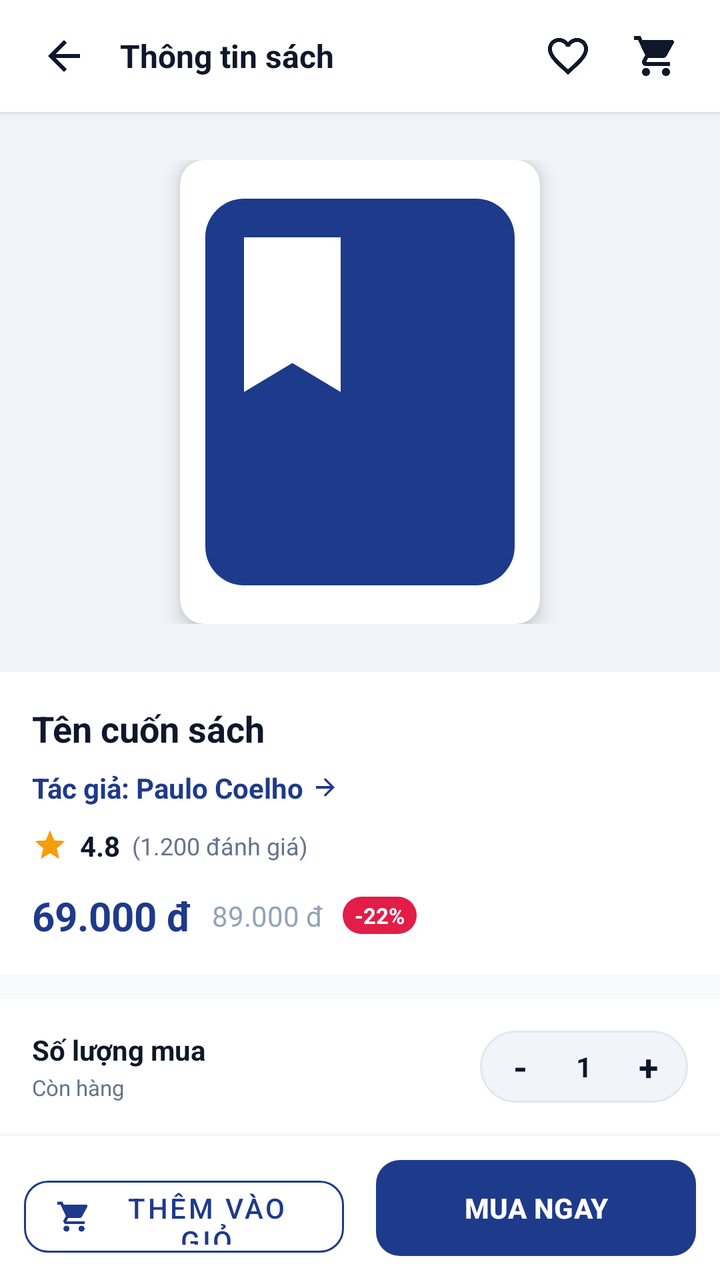
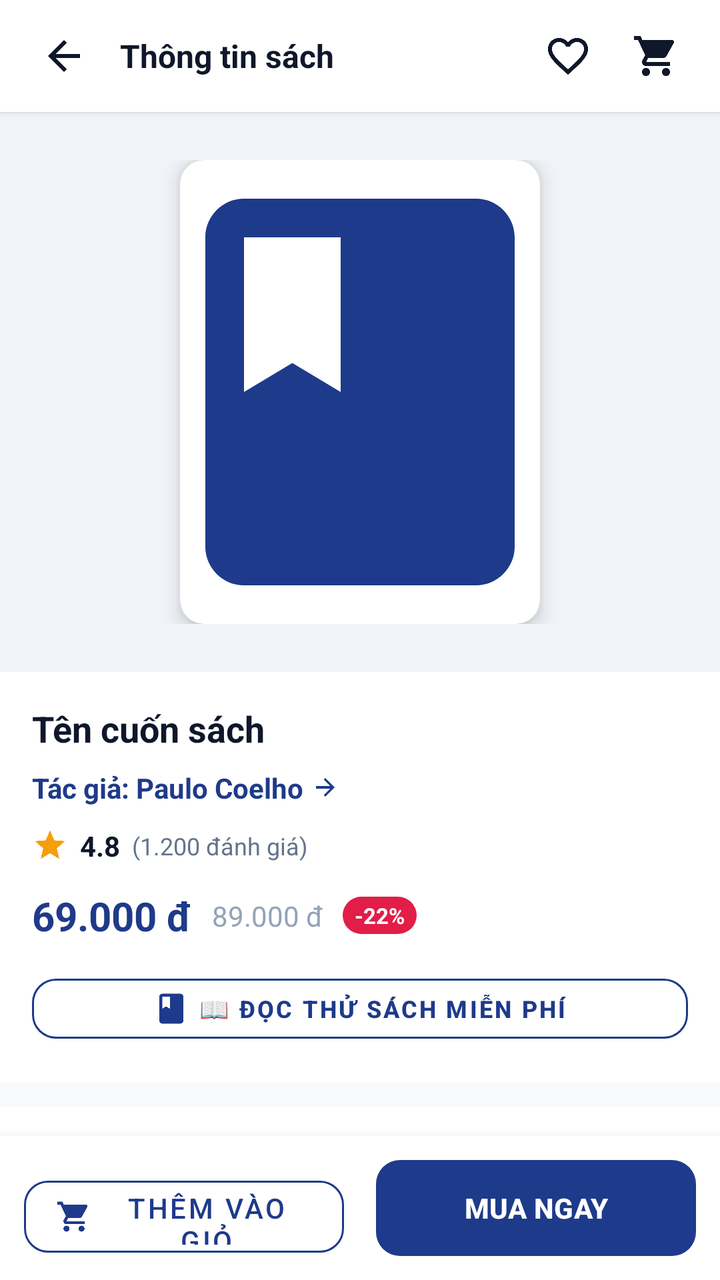

Two renders of the same Android screen: before a commit and after it. Below are the layout's source before the change and the commit's diff.
<!-- AndroidManifest.xml: application theme Theme.Book_selling_app -->
<!-- res/layout/activity_book_detail.xml -->
<?xml version="1.0" encoding="utf-8"?>
<androidx.constraintlayout.widget.ConstraintLayout xmlns:android="http://schemas.android.com/apk/res/android"
    xmlns:app="http://schemas.android.com/apk/res-auto"
    xmlns:tools="http://schemas.android.com/tools"
    android:layout_width="match_parent"
    android:layout_height="match_parent"
    android:background="@color/background"
    tools:context=".BookDetailActivity"
    tools:ignore="HardcodedText,ContentDescription">

    
    <LinearLayout
        android:id="@+id/layoutDetailHeader"
        android:layout_width="0dp"
        android:layout_height="56dp"
        android:background="@color/surface"
        android:elevation="2dp"
        android:gravity="center_vertical"
        android:orientation="horizontal"
        android:paddingStart="12dp"
        android:paddingEnd="12dp"
        app:layout_constraintEnd_toEndOf="parent"
        app:layout_constraintStart_toStartOf="parent"
        app:layout_constraintTop_toTopOf="parent">

        <ImageButton
            android:id="@+id/btnBack"
            android:layout_width="40dp"
            android:layout_height="40dp"
            android:background="?attr/selectableItemBackgroundBorderless"
            android:contentDescription="@null"
            android:src="@drawable/ic_arrow_back"
            app:tint="@color/text_primary" />

        <TextView
            android:layout_width="0dp"
            android:layout_height="wrap_content"
            android:layout_marginStart="8dp"
            android:layout_weight="1"
            android:text="Thông tin sách"
            android:textColor="@color/text_primary"
            android:textSize="@dimen/text_lg"
            android:textStyle="bold" />

        <ImageButton
            android:id="@+id/btnFavorite"
            android:layout_width="40dp"
            android:layout_height="40dp"
            android:background="?attr/selectableItemBackgroundBorderless"
            android:contentDescription="@null"
            android:src="@drawable/ic_favorite_border"
            app:tint="@color/text_primary" />

        <ImageButton
            android:id="@+id/btnCart"
            android:layout_width="40dp"
            android:layout_height="40dp"
            android:layout_marginStart="4dp"
            android:background="?attr/selectableItemBackgroundBorderless"
            android:contentDescription="@null"
            android:src="@drawable/ic_nav_cart"
            app:tint="@color/text_primary" />
    </LinearLayout>

    
    <androidx.core.widget.NestedScrollView
        android:id="@+id/scrollBookDetail"
        android:layout_width="0dp"
        android:layout_height="0dp"
        android:fillViewport="true"
        app:layout_constraintBottom_toTopOf="@+id/layoutDetailBottomBar"
        app:layout_constraintEnd_toEndOf="parent"
        app:layout_constraintStart_toStartOf="parent"
        app:layout_constraintTop_toBottomOf="@+id/layoutDetailHeader">

        <LinearLayout
            android:layout_width="match_parent"
            android:layout_height="wrap_content"
            android:orientation="vertical"
            android:paddingBottom="24dp">

            
            <FrameLayout
                android:layout_width="match_parent"
                android:layout_height="280dp"
                android:background="@color/surface_variant"
                android:padding="24dp">

                <androidx.cardview.widget.CardView
                    android:layout_width="180dp"
                    android:layout_height="match_parent"
                    android:layout_gravity="center"
                    app:cardCornerRadius="@dimen/radius_md"
                    app:cardElevation="6dp">

                    <ImageView
                        android:id="@+id/imgBookDetailCover"
                        android:layout_width="match_parent"
                        android:layout_height="match_parent"
                        android:contentDescription="@null"
                        android:scaleType="centerCrop"
                        android:src="@drawable/ic_book" />
                </androidx.cardview.widget.CardView>
            </FrameLayout>

            
            <LinearLayout
                android:layout_width="match_parent"
                android:layout_height="wrap_content"
                android:background="@color/surface"
                android:orientation="vertical"
                android:padding="16dp">

                <TextView
                    android:id="@+id/tvDetailTitle"
                    android:layout_width="match_parent"
                    android:layout_height="wrap_content"
                    android:text="Tên cuốn sách"
                    android:textColor="@color/text_primary"
                    android:textSize="@dimen/text_xl"
                    android:textStyle="bold" />

                
                <LinearLayout
                    android:id="@+id/layoutAuthorClick"
                    android:layout_width="wrap_content"
                    android:layout_height="wrap_content"
                    android:layout_marginTop="6dp"
                    android:background="?attr/selectableItemBackground"
                    android:gravity="center_vertical"
                    android:orientation="horizontal"
                    android:paddingTop="2dp"
                    android:paddingBottom="2dp">

                    <TextView
                        android:id="@+id/tvDetailAuthor"
                        android:layout_width="wrap_content"
                        android:layout_height="wrap_content"
                        android:text="Tác giả: Paulo Coelho"
                        android:textColor="@color/primary"
                        android:textSize="@dimen/text_md"
                        android:textStyle="bold" />

                    <ImageView
                        android:layout_width="14dp"
                        android:layout_height="14dp"
                        android:layout_marginStart="4dp"
                        android:contentDescription="@null"
                        android:rotation="180"
                        android:src="@drawable/ic_arrow_back"
                        app:tint="@color/primary" />
                </LinearLayout>

                
                <LinearLayout
                    android:layout_width="match_parent"
                    android:layout_height="wrap_content"
                    android:layout_marginTop="8dp"
                    android:gravity="center_vertical"
                    android:orientation="horizontal">

                    <ImageView
                        android:layout_width="18dp"
                        android:layout_height="18dp"
                        android:contentDescription="@null"
                        android:src="@drawable/ic_star"
                        app:tint="@color/rating_star" />

                    <TextView
                        android:id="@+id/tvDetailRating"
                        android:layout_width="wrap_content"
                        android:layout_height="wrap_content"
                        android:layout_marginStart="6dp"
                        android:text="4.8"
                        android:textColor="@color/text_primary"
                        android:textSize="@dimen/text_md"
                        android:textStyle="bold" />

                    <TextView
                        android:id="@+id/tvDetailReviews"
                        android:layout_width="wrap_content"
                        android:layout_height="wrap_content"
                        android:layout_marginStart="6dp"
                        android:text="(1.200 đánh giá)"
                        android:textColor="@color/text_secondary"
                        android:textSize="@dimen/text_sm" />
                </LinearLayout>

                
                <LinearLayout
                    android:layout_width="match_parent"
                    android:layout_height="wrap_content"
                    android:layout_marginTop="12dp"
                    android:gravity="center_vertical"
                    android:orientation="horizontal">

                    <TextView
                        android:id="@+id/tvDetailPrice"
                        android:layout_width="wrap_content"
                        android:layout_height="wrap_content"
                        android:text="69.000 đ"
                        android:textColor="@color/primary"
                        android:textSize="@dimen/text_2xl"
                        android:textStyle="bold" />

                    <TextView
                        android:id="@+id/tvDetailOriginalPrice"
                        android:layout_width="wrap_content"
                        android:layout_height="wrap_content"
                        android:layout_marginStart="10dp"
                        android:text="89.000 đ"
                        android:textColor="@color/text_muted"
                        android:textSize="@dimen/text_md" />

                    <TextView
                        android:id="@+id/tvDetailDiscount"
                        android:layout_width="wrap_content"
                        android:layout_height="wrap_content"
                        android:layout_marginStart="10dp"
                        android:background="@drawable/bg_badge_discount"
                        android:text="-22%"
                        android:textColor="@color/white"
                        android:textSize="@dimen/text_xs"
                        android:textStyle="bold" />
                </LinearLayout>

            </LinearLayout>

            
            <LinearLayout
                android:id="@+id/layoutQuantitySelector"
                android:layout_width="match_parent"
                android:layout_height="wrap_content"
                android:layout_marginTop="12dp"
                android:background="@color/surface"
                android:gravity="center_vertical"
                android:orientation="horizontal"
                android:padding="16dp">

                <LinearLayout
                    android:layout_width="0dp"
                    android:layout_height="wrap_content"
                    android:layout_weight="1"
                    android:orientation="vertical">

                    <TextView
                        android:layout_width="wrap_content"
                        android:layout_height="wrap_content"
                        android:text="Số lượng mua"
                        android:textColor="@color/text_primary"
                        android:textSize="@dimen/text_md"
                        android:textStyle="bold" />

                    <TextView
                        android:id="@+id/tvDetailStockStatus"
                        android:layout_width="wrap_content"
                        android:layout_height="wrap_content"
                        android:layout_marginTop="2dp"
                        android:text="Còn hàng"
                        android:textColor="@color/text_secondary"
                        android:textSize="@dimen/text_xs" />
                </LinearLayout>

                <LinearLayout
                    android:id="@+id/layoutQuantityCounter"
                    android:layout_width="wrap_content"
                    android:layout_height="36dp"
                    android:background="@drawable/bg_search_bar"
                    android:gravity="center_vertical"
                    android:orientation="horizontal"
                    android:paddingStart="6dp"
                    android:paddingEnd="6dp">

                    <TextView
                        android:id="@+id/btnDetailMinus"
                        android:layout_width="28dp"
                        android:layout_height="match_parent"
                        android:clickable="true"
                        android:focusable="true"
                        android:gravity="center"
                        android:text="-"
                        android:textColor="@color/text_primary"
                        android:textSize="@dimen/text_xl"
                        android:textStyle="bold" />

                    <TextView
                        android:id="@+id/tvDetailQuantity"
                        android:layout_width="36dp"
                        android:layout_height="match_parent"
                        android:gravity="center"
                        android:text="1"
                        android:textColor="@color/text_primary"
                        android:textSize="@dimen/text_md"
                        android:textStyle="bold" />

                    <TextView
                        android:id="@+id/btnDetailPlus"
                        android:layout_width="28dp"
                        android:layout_height="match_parent"
                        android:clickable="true"
                        android:focusable="true"
                        android:gravity="center"
                        android:text="+"
                        android:textColor="@color/text_primary"
                        android:textSize="@dimen/text_xl"
                        android:textStyle="bold" />
                </LinearLayout>

            </LinearLayout>

            
            <LinearLayout
                android:layout_width="match_parent"
                android:layout_height="wrap_content"
                android:layout_marginTop="12dp"
                android:background="@color/surface"
                android:orientation="vertical"
                android:padding="16dp">

                <TextView
                    android:layout_width="wrap_content"
                    android:layout_height="wrap_content"
                    android:text="Mô tả nội dung"
                    android:textColor="@color/text_primary"
                    android:textSize="@dimen/text_lg"
                    android:textStyle="bold" />

                <TextView
                    android:id="@+id/tvDetailDescription"
                    android:layout_width="match_parent"
                    android:layout_height="wrap_content"
                    android:layout_marginTop="8dp"
                    android:lineSpacingExtra="4dp"
                    android:text="Mô tả chi tiết nội dung cuốn sách..."
                    android:textColor="@color/text_secondary"
                    android:textSize="@dimen/text_md" />

            </LinearLayout>

            
            <LinearLayout
                android:id="@+id/layoutAuthorBooksSection"
                android:layout_width="match_parent"
                android:layout_height="wrap_content"
                android:layout_marginTop="12dp"
                android:background="@color/surface"
                android:orientation="vertical"
                android:paddingTop="16dp"
                android:paddingBottom="16dp">

                <LinearLayout
                    android:layout_width="match_parent"
                    android:layout_height="wrap_content"
                    android:gravity="center_vertical"
                    android:orientation="horizontal"
                    android:paddingStart="16dp"
                    android:paddingEnd="16dp">

                    <TextView
                        android:layout_width="0dp"
                        android:layout_height="wrap_content"
                        android:layout_weight="1"
                        android:text="Sách cùng tác giả"
                        android:textColor="@color/text_primary"
                        android:textSize="@dimen/text_lg"
                        android:textStyle="bold" />

                    <TextView
                        android:id="@+id/btnViewAllAuthorBooks"
                        android:layout_width="wrap_content"
                        android:layout_height="wrap_content"
                        android:background="?attr/selectableItemBackground"
                        android:padding="4dp"
                        android:text="Xem tất cả &gt;"
                        android:textColor="@color/primary"
                        android:textSize="@dimen/text_sm"
                        android:textStyle="bold" />
                </LinearLayout>

                <androidx.recyclerview.widget.RecyclerView
                    android:id="@+id/rvAuthorRelatedBooks"
                    android:layout_width="match_parent"
                    android:layout_height="wrap_content"
                    android:layout_marginTop="10dp"
                    android:clipToPadding="false"
                    android:orientation="horizontal"
                    android:paddingStart="12dp"
                    android:paddingEnd="12dp" />

            </LinearLayout>

            
            <LinearLayout
                android:id="@+id/layoutReviewsSection"
                android:layout_width="match_parent"
                android:layout_height="wrap_content"
                android:layout_marginTop="12dp"
                android:background="@color/surface"
                android:orientation="vertical"
                android:padding="16dp">

                <LinearLayout
                    android:layout_width="match_parent"
                    android:layout_height="wrap_content"
                    android:gravity="center_vertical"
                    android:orientation="horizontal">

                    <TextView
                        android:layout_width="0dp"
                        android:layout_height="wrap_content"
                        android:layout_weight="1"
                        android:text="Đánh giá &amp; Nhận xét"
                        android:textColor="@color/text_primary"
                        android:textSize="@dimen/text_lg"
                        android:textStyle="bold" />

                    <com.google.android.material.button.MaterialButton
                        android:id="@+id/btnWriteReview"
                        style="@style/Widget.MaterialComponents.Button.OutlinedButton"
                        android:layout_width="wrap_content"
                        android:layout_height="36dp"
                        android:paddingStart="12dp"
                        android:paddingEnd="12dp"
                        android:text="Viết đánh giá"
                        android:textColor="@color/primary"
                        android:textSize="@dimen/text_xs"
                        app:cornerRadius="@dimen/radius_md"
                        app:strokeColor="@color/primary" />
                </LinearLayout>

                
                <com.google.android.material.card.MaterialCardView
                    android:layout_width="match_parent"
                    android:layout_height="wrap_content"
                    android:layout_marginTop="12dp"
                    app:cardBackgroundColor="@color/surface_variant"
                    app:cardCornerRadius="@dimen/radius_md"
                    app:cardElevation="0dp">

                    <LinearLayout
                        android:layout_width="match_parent"
                        android:layout_height="wrap_content"
                        android:gravity="center"
                        android:orientation="vertical"
                        android:padding="16dp">

                        <TextView
                            android:id="@+id/tvOverviewRatingScore"
                            android:layout_width="wrap_content"
                            android:layout_height="wrap_content"
                            android:text="5.0"
                            android:textColor="@color/text_primary"
                            android:textSize="32sp"
                            android:textStyle="bold" />

                        <RatingBar
                            android:id="@+id/ratingBarOverview"
                            style="?android:attr/ratingBarStyleSmall"
                            android:layout_width="wrap_content"
                            android:layout_height="wrap_content"
                            android:layout_marginTop="4dp"
                            android:isIndicator="true"
                            android:numStars="5"
                            android:progressTint="@color/rating_star"
                            android:rating="5"
                            android:secondaryProgressTint="@color/rating_star"
                            android:stepSize="0.5" />

                        <TextView
                            android:id="@+id/tvOverviewReviewCount"
                            android:layout_width="wrap_content"
                            android:layout_height="wrap_content"
                            android:layout_marginTop="4dp"
                            android:text="Dựa trên 0 nhận xét từ độc giả"
                            android:textColor="@color/text_secondary"
                            android:textSize="@dimen/text_xs" />
                    </LinearLayout>
                </com.google.android.material.card.MaterialCardView>

                
                <androidx.recyclerview.widget.RecyclerView
                    android:id="@+id/rvBookReviews"
                    android:layout_width="match_parent"
                    android:layout_height="wrap_content"
                    android:layout_marginTop="12dp"
                    android:nestedScrollingEnabled="false" />

                
                <TextView
                    android:id="@+id/tvEmptyReviews"
                    android:layout_width="match_parent"
                    android:layout_height="wrap_content"
                    android:layout_marginTop="16dp"
                    android:gravity="center"
                    android:padding="16dp"
                    android:text="Chưa có nhận xét nào cho sách này. Hãy là người đầu tiên chia sẻ cảm nhận!"
                    android:textColor="@color/text_muted"
                    android:textSize="@dimen/text_sm"
                    android:visibility="gone" />

            </LinearLayout>

        </LinearLayout>

    </androidx.core.widget.NestedScrollView>

    
    <LinearLayout
        android:id="@+id/layoutDetailBottomBar"
        android:layout_width="0dp"
        android:layout_height="wrap_content"
        android:background="@color/surface"
        android:elevation="8dp"
        android:orientation="horizontal"
        android:padding="12dp"
        app:layout_constraintBottom_toBottomOf="parent"
        app:layout_constraintEnd_toEndOf="parent"
        app:layout_constraintStart_toStartOf="parent">

        
        <com.google.android.material.button.MaterialButton
            android:id="@+id/btnAddToCart"
            style="@style/Widget.MaterialComponents.Button.OutlinedButton"
            android:layout_width="0dp"
            android:layout_height="@dimen/button_height"
            android:layout_marginEnd="8dp"
            android:layout_weight="1"
            android:text="Thêm vào giỏ"
            android:textColor="@color/primary"
            app:cornerRadius="@dimen/radius_md"
            app:icon="@drawable/ic_nav_cart"
            app:iconTint="@color/primary"
            app:strokeColor="@color/primary" />

        
        <com.google.android.material.button.MaterialButton
            android:id="@+id/btnBuyNow"
            android:layout_width="0dp"
            android:layout_height="@dimen/button_height"
            android:layout_marginStart="8dp"
            android:layout_weight="1"
            android:background="@drawable/bg_button_primary"
            android:text="MUA NGAY"
            android:textColor="@color/white"
            android:textSize="@dimen/text_md"
            android:textStyle="bold"
            app:backgroundTint="@color/primary"
            app:cornerRadius="@dimen/radius_md" />

    </LinearLayout>

</androidx.constraintlayout.widget.ConstraintLayout>
<!-- resources referenced by this layout -->
<resources>
  <color name="background">#F8FAFC</color>
  <color name="primary">#1E3A8A</color>
  <color name="rating_star">#F59E0B</color>
  <color name="surface">#FFFFFF</color>
  <color name="surface_variant">#F1F5F9</color>
  <color name="text_muted">#94A3B8</color>
  <color name="text_primary">#0F172A</color>
  <color name="text_secondary">#64748B</color>
  <color name="white">#FFFFFFFF</color>
  <dimen name="button_height">48dp</dimen>
  <dimen name="radius_md">12dp</dimen>
  <dimen name="text_2xl">20sp</dimen>
  <dimen name="text_lg">16sp</dimen>
  <dimen name="text_md">14sp</dimen>
  <dimen name="text_sm">12sp</dimen>
  <dimen name="text_xl">18sp</dimen>
  <dimen name="text_xs">11sp</dimen>
  <!-- drawable bg_badge_discount (drawable) -->
  <?xml version="1.0" encoding="utf-8"?>
  <shape xmlns:android="http://schemas.android.com/apk/res/android"
      android:shape="rectangle">
      <solid android:color="@color/status_discount" />
      <corners android:radius="@dimen/radius_pill" />
      <padding
          android:left="6dp"
          android:top="2dp"
          android:right="6dp"
          android:bottom="2dp" />
  </shape>
  <!-- drawable bg_button_primary (drawable) -->
  <?xml version="1.0" encoding="utf-8"?>
  <ripple xmlns:android="http://schemas.android.com/apk/res/android"
      android:color="#33FFFFFF">
      <item>
          <shape android:shape="rectangle">
              <solid android:color="@color/primary" />
              <corners android:radius="@dimen/radius_md" />
          </shape>
      </item>
  </ripple>
  <!-- drawable bg_search_bar (drawable) -->
  <?xml version="1.0" encoding="utf-8"?>
  <shape xmlns:android="http://schemas.android.com/apk/res/android"
      android:shape="rectangle">
      <solid android:color="@color/surface_variant" />
      <stroke android:width="1dp" android:color="@color/border_subtle" />
      <corners android:radius="@dimen/radius_pill" />
  </shape>
  <!-- drawable ic_arrow_back (drawable) -->
  <vector xmlns:android="http://schemas.android.com/apk/res/android"
      android:width="24dp"
      android:height="24dp"
      android:viewportWidth="24"
      android:viewportHeight="24">
    <path
        android:fillColor="@color/text_primary"
        android:pathData="M20,11H7.83l5.59,-5.59L12,4l-8,8 8,8 1.41,-1.41L7.83,13H20v-2z"/>
  </vector>
  <!-- drawable ic_book (drawable) -->
  <vector xmlns:android="http://schemas.android.com/apk/res/android"
      android:width="24dp"
      android:height="24dp"
      android:viewportWidth="24"
      android:viewportHeight="24">
    <path
        android:fillColor="@color/primary"
        android:pathData="M18,2H6C4.9,2 4,2.9 4,4v16c0,1.1 0.9,2 2,2h12c1.1,0 2,-0.9 2,-2V4C20,2.9 19.1,2 18,2zM6,4h5v8l-2.5,-1.5L6,12V4z"/>
  </vector>
  <!-- drawable ic_star (drawable) -->
  <vector xmlns:android="http://schemas.android.com/apk/res/android"
      android:width="24dp"
      android:height="24dp"
      android:viewportWidth="24"
      android:viewportHeight="24">
    <path
        android:fillColor="@color/rating_star"
        android:pathData="M12,17.27L18.18,21l-1.64,-7.03L22,9.24l-7.19,-0.61L12,2 9.19,8.63 2,9.24l5.46,4.73L5.82,21z"/>
  </vector>
  <style name="Theme.Book_selling_app" parent="Base.Theme.Book_selling_app" />
  <color name="status_discount">#E11D48</color>
  <dimen name="radius_pill">999dp</dimen>
  <color name="border_subtle">#E2E8F0</color>
  <color name="primary_dark">#00236F</color>
  <color name="on_primary">#FFFFFF</color>
  <color name="secondary">#D97706</color>
  <color name="on_secondary">#FFFFFF</color>
  <!-- unchanged entries left out for length: 3 -->
</resources>

<!-- the commit's change to res/layout/activity_book_detail.xml (unified diff, before → after) -->
@@ -224,6 +224,23 @@
                         android:textStyle="bold" />
                 </LinearLayout>
 
+                
+                <com.google.android.material.button.MaterialButton
+                    android:id="@+id/btnPreviewBook"
+                    style="@style/Widget.MaterialComponents.Button.OutlinedButton"
+                    android:layout_width="match_parent"
+                    android:layout_height="42dp"
+                    android:layout_marginTop="12dp"
+                    android:text="📖 ĐỌC THỬ SÁCH MIỄN PHÍ"
+                    android:textColor="@color/primary"
+                    android:textSize="@dimen/text_sm"
+                    android:textStyle="bold"
+                    app:cornerRadius="@dimen/radius_md"
+                    app:icon="@drawable/ic_book"
+                    app:iconGravity="textStart"
+                    app:iconTint="@color/primary"
+                    app:strokeColor="@color/primary" />
+
             </LinearLayout>
 
             
